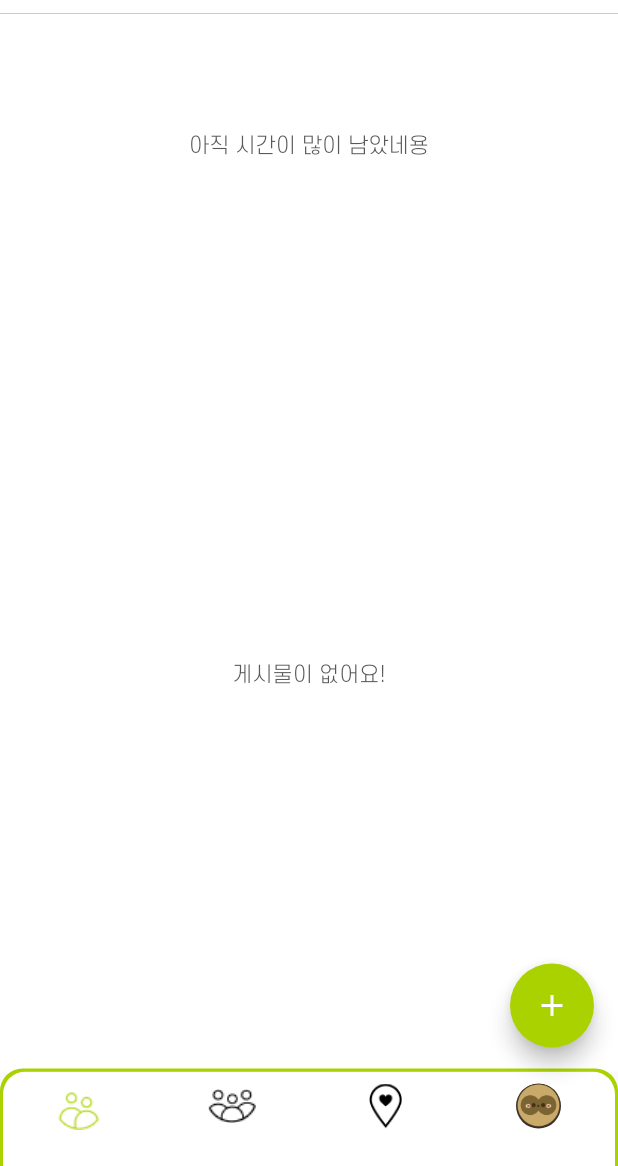
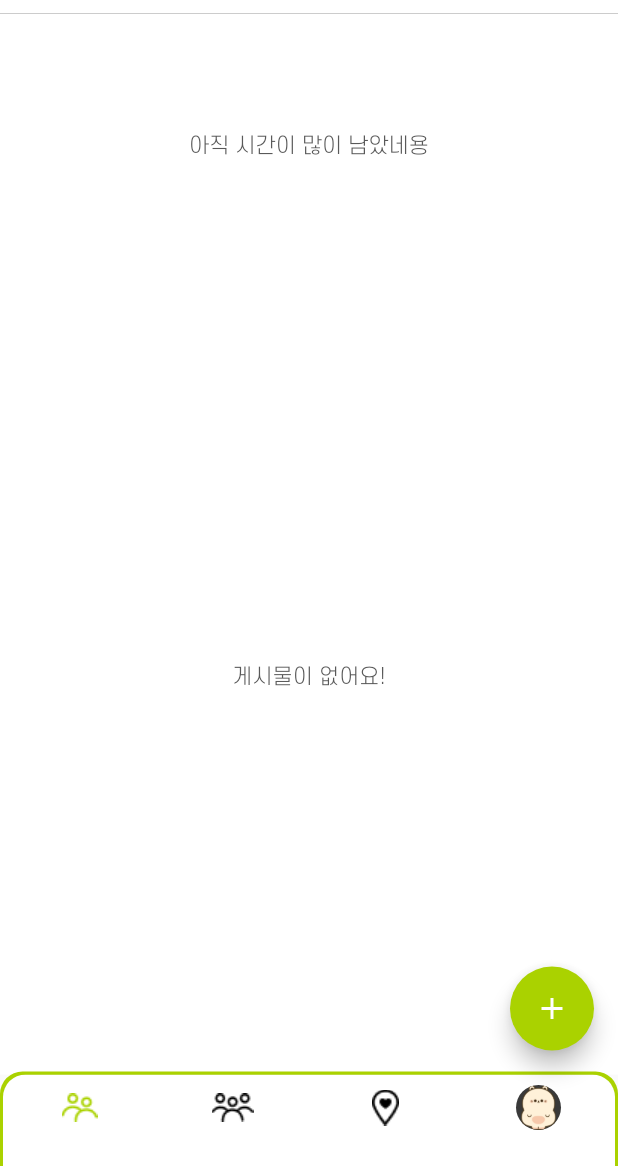
Before and after one commit to doubleS19/haemo-Front, a Flutter app: the screen it shows after launch, on a phone screen of 412 x 824 dp, the part 70-1236 px from its top. Run offline on Flutter 3.47's test engine with Material 2 defaults, Android fonts, the phone set to English and light mode, and no system bars; drawn by our look-alikes of flutter_speed_dial; our stand-ins replace carousel_slider, cloud_firestore, custom_refresh_indicator, firebase_core, flutter_slidable, flutter_spinkit and 6 more; missing offline and left inert: dart:ffi, textfield_tags; accounts and stored records are empty; network calls fail; statements that could not run were skipped.

Commit message:
fix: 바텀네비 아이콘 수정

```diff
--- a/lib/screens/page/home_page.dart
+++ b/lib/screens/page/home_page.dart
@@ -66,25 +66,25 @@ class _HomePageState extends State<HomePage> {
                 type: BottomNavigationBarType.fixed,
                 items: <BottomNavigationBarItem>[
                   BottomNavigationBarItem(
-                      icon: Image.asset("assets/circle3.png"),
+                      icon: Image.asset("assets/icons/postingpage_bottomnav_icon.png"),
                       label: "",
-                      activeIcon: Image.asset("assets/circle3.png",
+                      activeIcon: Image.asset("assets/icons/postingpage_bottomnav_icon.png",
                           color: AppTheme.mainColor)),
                   BottomNavigationBarItem(
-                      icon: Image.asset("assets/circle4.png"),
+                      icon: Image.asset("assets/icons/clubpage_bottomnav_icon.png"),
                       label: "",
-                      activeIcon: Image.asset("assets/circle4.png",
+                      activeIcon: Image.asset("assets/icons/clubpage_bottomnav_icon.png",
                           color: AppTheme.mainColor)),
                   BottomNavigationBarItem(
                       icon: Container(
                           width: 30,
                           height: 30,
-                          child: Image.asset("assets/hotplace5.png")),
+                          child: Image.asset("assets/icons/hotplace_bottomnav_icon.png")),
                       label: "",
                       activeIcon: Container(
                           width: 30,
                           height: 30,
-                          child: Image.asset("assets/hotplace5.png",
+                          child: Image.asset("assets/icons/hotplace_bottomnav_icon.png",
                               color: AppTheme.mainColor))),
                   BottomNavigationBarItem(
                       icon: Container(
@@ -94,7 +94,8 @@ class _HomePageState extends State<HomePage> {
                           shape: BoxShape.circle,
                           color: AppTheme.mainTextColor,
                           image: const DecorationImage(
-                            image: AssetImage('assets/f.png'),
+                            ///임시
+                            image: AssetImage('assets/user/user_cat.png'),
                           ),
                         ),
                       ),
```
Also changed, not shown: assets/circle1.png (deleted), assets/circle2.png (deleted), assets/circle3.png (deleted), assets/circle4.png (deleted), assets/f.png (deleted), assets/hotplace1.png (deleted), assets/hotplace2.png (deleted), assets/hotplace3.png (deleted), assets/hotplace5.png (deleted), assets/icons/clubpage_bottomnav_icon.png (added), assets/icons/hotplace_bottomnav_icon.png (added), assets/icons/postingpage_bottomnav_icon.png (added), assets/mypage.png (deleted), assets/p.png (deleted), 3 more files, 3 other files.
